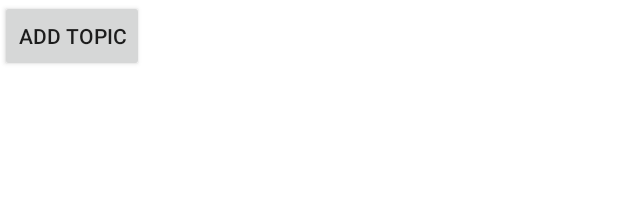
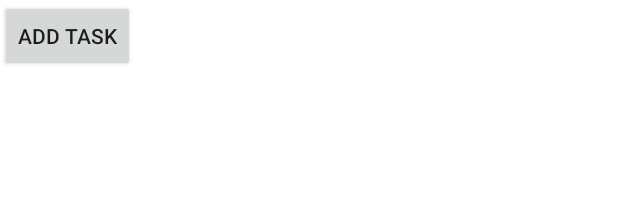
Before and after one commit to itskulwanttank/AI_TASK_MANAGER, an Android app: the layout fragment_home.xml on its own in the app's theme, with its tools: preview values and no code run, on a phone screen of 412 x 824 dp. Shown: the top 198 px of the screen. Run offline under Robolectric (Android 15) with nearby library versions, the phone set to English and light mode, and no system bars.

Commit message:
Updated on 2/9/2024 at 9:02 AM

```diff
--- a/app/src/main/res/layout/fragment_home.xml
+++ b/app/src/main/res/layout/fragment_home.xml
@@ -11,7 +11,7 @@
         android:layout_alignParentTop="true"
         android:layout_width="wrap_content"
         android:layout_height="wrap_content"
-        android:text="Add Topic" />
+        android:text="Add Task" />
 
     <androidx.recyclerview.widget.RecyclerView
         android:id="@+id/mainTopicRecyclerView"
--- a/app/src/main/res/values/strings.xml
+++ b/app/src/main/res/values/strings.xml
@@ -12,6 +12,6 @@
     <string name="menu_slideshow">Slideshow</string>
     <string name="title_activity_main3">MainActivity3</string>
     <string name="title_home">Home</string>
-    <string name="title_dashboard">Dashboard</string>
-    <string name="title_notifications">Notifications</string>
+    <string name="title_dashboard">FAQ\'s</string>
+    <string name="title_notifications">More</string>
 </resources>
```
Also changed, not shown: app/src/main/res/menu/bottom_nav_menu.xml (+7 -6 lines).
